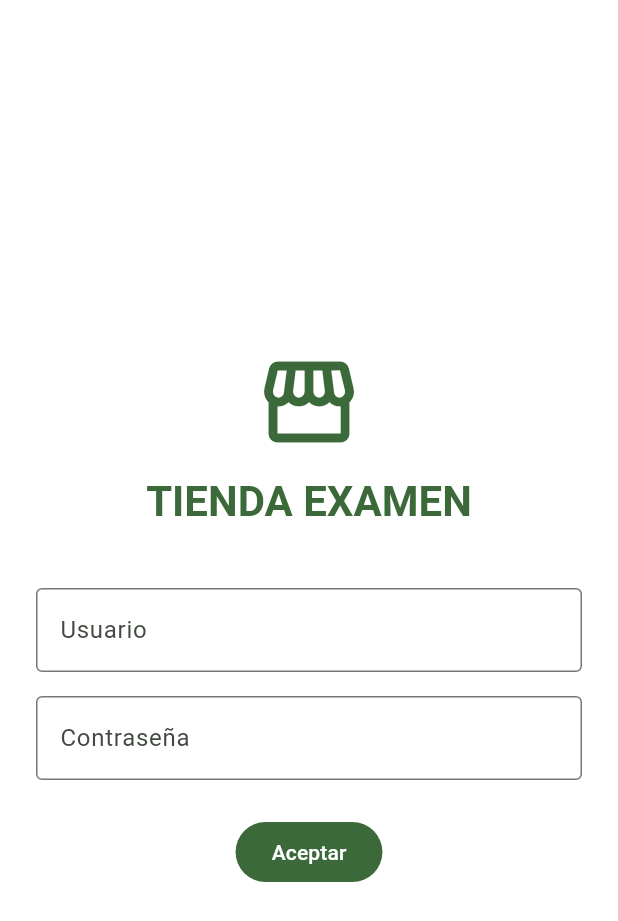
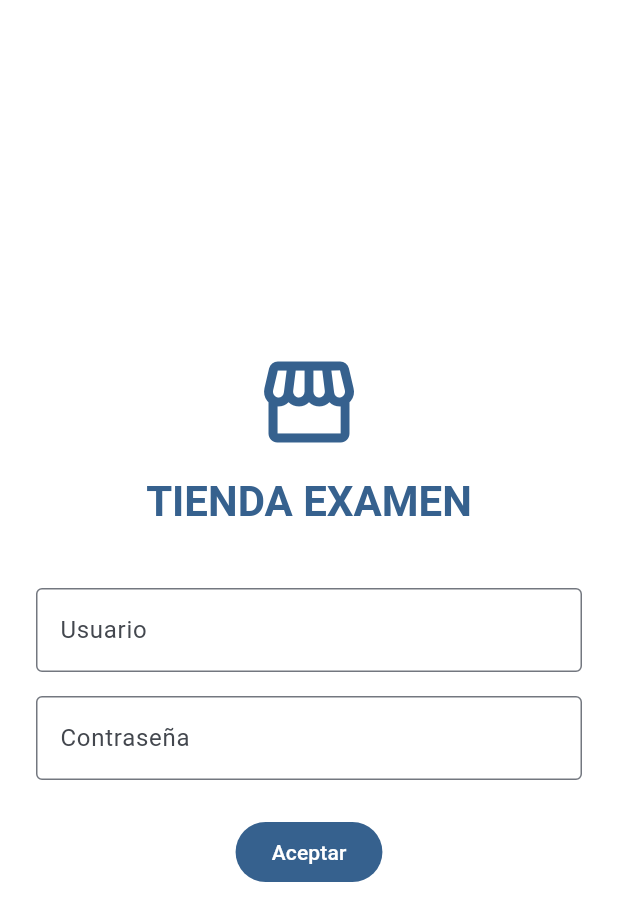
Before and after one commit to Emiliianoo/martinez-ramon-flutter-optativa, a Flutter app: the screen it shows after launch, on a phone screen of 412 x 824 dp. Shown: the top 921 px of the screen. Run offline on Flutter 3.47's test engine with Material 3 defaults, Android fonts, the phone set to English and light mode, and no system bars.

Commit message:
Cambio el color a azul para que se vea como los mockups

```diff
--- a/unidad-1/examen1_u1/lib/app_theme.dart
+++ b/unidad-1/examen1_u1/lib/app_theme.dart
@@ -3,10 +3,10 @@ import 'package:flutter/material.dart';
 class AppTheme {
   static ThemeData get themeData => ThemeData(
     useMaterial3: true,
-    colorScheme: ColorScheme.fromSeed(seedColor: Colors.green),
+    colorScheme: ColorScheme.fromSeed(seedColor: Colors.blue),
     scaffoldBackgroundColor: Colors.white,
     appBarTheme: const AppBarTheme(
-      backgroundColor: Colors.green,
+      backgroundColor: Color(0xFF2196F3),
       foregroundColor: Colors.white,
       centerTitle: true,
     ),
```
